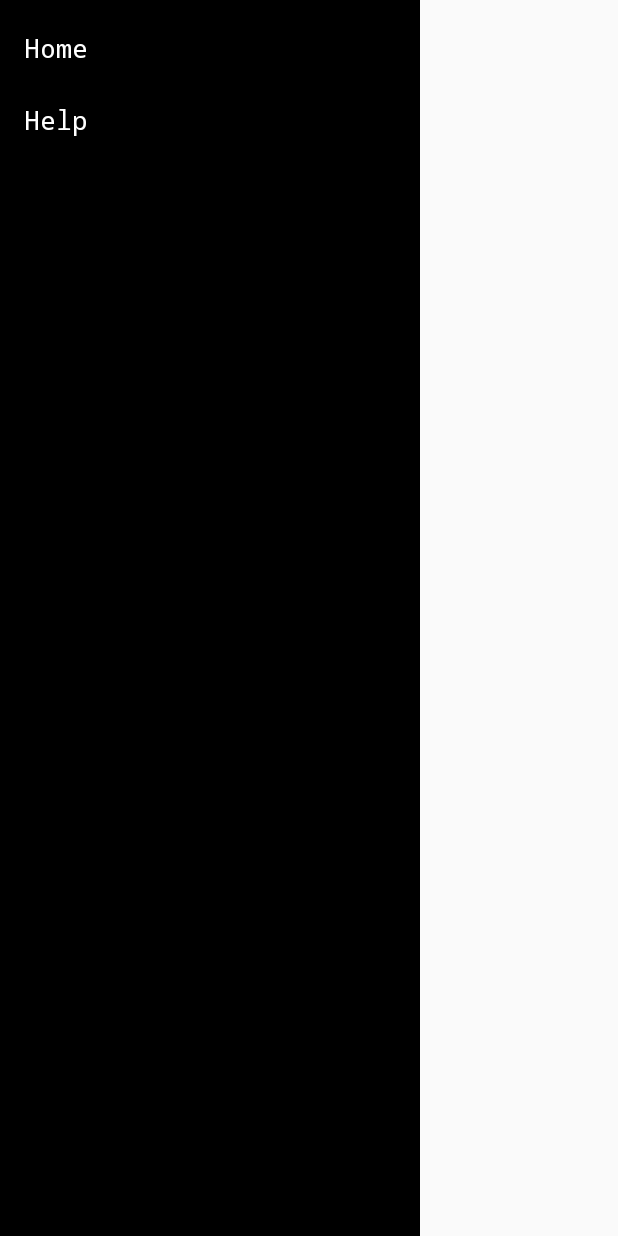
After one commit to BBorombo/Mobile_Assignment, an Android app: the layout navigation_view.xml on its own in the app's theme, with its tools: preview values and no code run, on a phone screen of 412 x 824 dp. The commit adds this screen. Run offline under Robolectric (Android 15) with nearby library versions, the phone set to English and light mode, and no system bars.

Commit message:
Lateral menu + Empty model

```diff
--- a/app/src/main/AndroidManifest.xml
+++ b/app/src/main/AndroidManifest.xml
@@ -9,7 +9,7 @@
         android:roundIcon="@mipmap/ic_launcher_round"
         android:supportsRtl="true"
         android:theme="@style/AppTheme">
-        <activity android:name=".HomeActivity">
+        <activity android:name=".activities.HomeActivity">
             <intent-filter>
                 <action android:name="android.intent.action.MAIN" />
 
--- /dev/null
+++ b/app/src/main/res/layout/nav_header.xml
@@ -0,0 +1,6 @@
+<?xml version="1.0" encoding="utf-8"?>
+<LinearLayout xmlns:android="http://schemas.android.com/apk/res/android"
+    android:orientation="vertical" android:layout_width="match_parent"
+    android:layout_height="match_parent">
+
+</LinearLayout>
--- /dev/null
+++ b/app/src/main/res/layout/navigation_view.xml
@@ -0,0 +1,13 @@
+<?xml version="1.0" encoding="utf-8"?>
+<android.support.design.widget.NavigationView android:id="@+id/nav_view"
+    style="@style/navigationView"
+    android:background="@color/black"
+    app:itemTextColor="@color/white"
+    app:itemIconTint="@color/white"
+    app:headerLayout="@layout/nav_header"
+    app:itemTextAppearance="@style/TextNavigationDrawerStyle"
+    app:menu="@menu/drawer_menu"
+    xmlns:android="http://schemas.android.com/apk/res/android"
+    xmlns:app="http://schemas.android.com/apk/res-auto">
+
+</android.support.design.widget.NavigationView>
--- /dev/null
+++ b/app/src/main/res/menu/drawer_menu.xml
@@ -0,0 +1,11 @@
+<?xml version="1.0" encoding="utf-8"?>
+<menu xmlns:android="http://schemas.android.com/apk/res/android">
+
+    <item
+        android:id="@+id/home"
+        android:title="@string/home" />
+    <item
+        android:id="@+id/help"
+        android:title="@string/help" />
+
+</menu>
--- a/app/src/main/res/values/colors.xml
+++ b/app/src/main/res/values/colors.xml
@@ -3,4 +3,7 @@
     <color name="colorPrimary">#3F51B5</color>
     <color name="colorPrimaryDark">#303F9F</color>
     <color name="colorAccent">#FF4081</color>
+
+    <color name="white">#FFFFFF</color>
+    <color name="black">#000000</color>
 </resources>
--- a/app/src/main/res/values/strings.xml
+++ b/app/src/main/res/values/strings.xml
@@ -1,3 +1,6 @@
 <resources>
     <string name="app_name">"Mobile Assignement "</string>
+
+    <string name="home">Home</string>
+    <string name="help">Help</string>
 </resources>
--- a/app/src/main/res/values/styles.xml
+++ b/app/src/main/res/values/styles.xml
@@ -8,4 +8,15 @@
         <item name="colorAccent">@color/colorAccent</item>
     </style>
 
+    <style name="navigationView">
+        <item name="android:layout_width">wrap_content</item>
+        <item name="android:layout_height">match_parent</item>
+        <item name="android:layout_gravity">start</item>
+    </style>
+
+    <style name="TextNavigationDrawerStyle">
+        <item name="android:textSize">18sp</item>
+        <item name="android:typeface">monospace</item>
+    </style>
+
 </resources>
```
Also changed, not shown: app/src/main/java/com/borombo/mobileassignement/activities/HomeActivity.java (renamed from app/src/main/java/com/borombo/mobileassignement/HomeActivity.java, +4 -3 lines), app/src/main/java/com/borombo/mobileassignement/activities/LateralMenuActivity.java (added, +33 -0 lines), app/src/main/java/com/borombo/mobileassignement/model/City.java (added, +8 -0 lines), app/src/main/java/com/borombo/mobileassignement/model/Forecast.java (added, +8 -0 lines), app/src/main/res/layout/activity_home.xml (+7 -4 lines), 2 other files.
